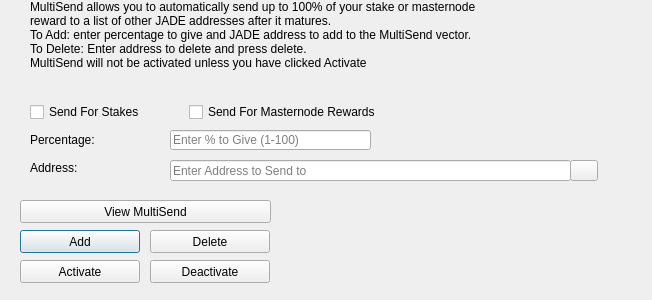
First picture: the form in src/qt/forms/multisenddialog.ui, repository buddilla/GoCash-Core, before the edit.
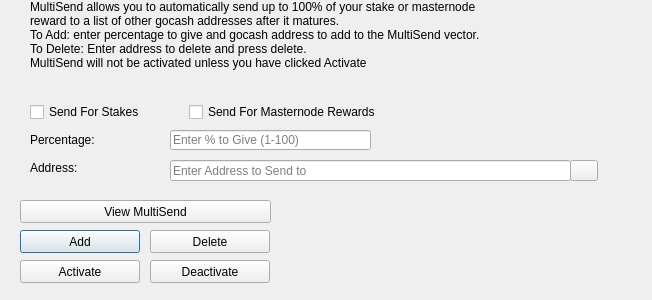
Second picture: the form after the edit. Icons and pictures are not drawn.

The edit to the form file:
```diff
--- a/src/qt/forms/multisenddialog.ui
+++ b/src/qt/forms/multisenddialog.ui
@@ -61,8 +61,8 @@
     <number>1</number>
    </property>
    <property name="text">
-    <string>MultiSend allows you to automatically send up to 100% of your stake or masternode reward to a list of other JADE addresses after it matures.
-To Add: enter percentage to give and JADE address to add to the MultiSend vector.
+    <string>MultiSend allows you to automatically send up to 100% of your stake or masternode reward to a list of other gocash addresses after it matures.
+To Add: enter percentage to give and gocash address to add to the MultiSend vector.
 To Delete: Enter address to delete and press delete.
 MultiSend will not be activated unless you have clicked Activate</string>
    </property>
```
Left out of the diff: 4 changed lines with no effect on the pictures.
